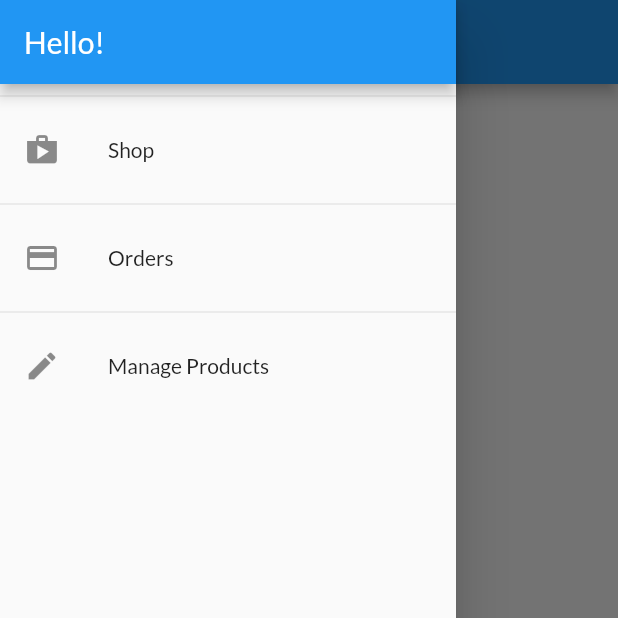
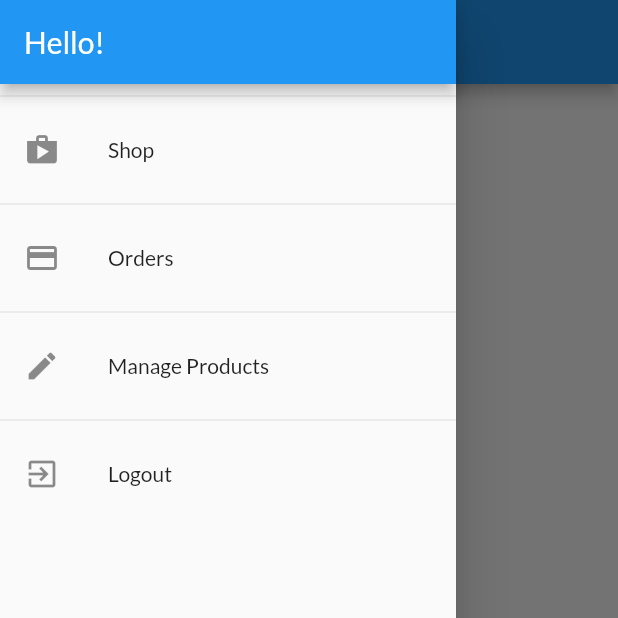
Before and after one commit to faithcredit/flutter_complete_shop, a Flutter app: the OrdersScreen screen opened by its route, with the side drawer open, on a phone screen of 412 x 824 dp, the top half of it. Run offline on Flutter 3.47's test engine with Material 2 defaults, Android fonts, the phone set to English and light mode, and no system bars; network calls fail.

Commit message:
Adding a Logout Functionality

```diff
--- a/lib/providers/orders.dart
+++ b/lib/providers/orders.dart
@@ -21,8 +21,8 @@ class OrderItem {
 
 class Orders with ChangeNotifier {
   List<OrderItem> _orders = [];
-  final String authToken;
- final String userId;
+  final String? authToken;
+ final String? userId;
   Orders(this.authToken,this.userId, this._orders);
 
   List<OrderItem> get orders {
@@ -61,7 +61,7 @@ class Orders with ChangeNotifier {
     notifyListeners();
   }
 
-  Future<void> addOrder(List<CartItem> cartProducts, double total) async {
+  Future<void> addOrder(List<CartItem> cartProducts, double? total) async {
     final url =
         Uri.parse('https://flutter-update-d4823-default-rtdb.asia-southeast1.firebasedatabase.app/orders/$userId.json?auth=$authToken');
     final timestamp = DateTime.now();
--- a/lib/providers/product.dart
+++ b/lib/providers/product.dart
@@ -25,7 +25,7 @@ class Product with ChangeNotifier {
     notifyListeners();
   }
 
-  Future<void> toggleFavoriteStatus(String token, String userId) async {
+  Future<void> toggleFavoriteStatus(String? token, String? userId) async {
     final oldStatus = isFavorite;
     isFavorite = !isFavorite;
     notifyListeners();
--- a/lib/providers/products.dart
+++ b/lib/providers/products.dart
@@ -122,8 +122,8 @@ class Products with ChangeNotifier {
     ),
   ];
   // var _showFavoritesOnly = false;
-  final String authToken;
-  final String userId;
+  final String? authToken;
+  final String? userId;
   Products(this.authToken, this.userId, this._items);
 
   List<Product> get items {
@@ -137,7 +137,7 @@ class Products with ChangeNotifier {
     return _items.where((prodItem) => prodItem.isFavorite).toList();
   }
 
-  Product findById(String id) {
+  Product findById(String? id) {
     return _items.firstWhere((prod) => prod.id == id);
   }
 
@@ -217,7 +217,7 @@ class Products with ChangeNotifier {
     }
   }
 
-  Future<void> updateProduct(String id, Product newProduct) async {
+  Future<void> updateProduct(String? id, Product newProduct) async {
     final prodIndex = _items.indexWhere((prod) => prod.id == id);
     if (prodIndex >= 0) {
       final url = Uri.parse(
@@ -236,7 +236,7 @@ class Products with ChangeNotifier {
     }
   }
 
-  Future<void> deleteProduct(String id) async {
+  Future<void> deleteProduct(String? id) async {
     final url = Uri.parse(
         'https://flutter-update-d4823-default-rtdb.asia-southeast1.firebasedatabase.app/products/$id.json?auth=$authToken');
     final existingProductIndex = _items.indexWhere((prod) => prod.id == id);
--- a/lib/screens/orders_screen.dart
+++ b/lib/screens/orders_screen.dart
@@ -31,19 +31,19 @@ class _OrdersScreenState extends State<OrdersScreen> {
     // final orderData = Provider.of<Orders>(context);
     return Scaffold(
       appBar: AppBar(
-        title: Text('Your Orders'),
+        title:const Text('Your Orders'),
       ),
       drawer: AppDrawer(),
       body: FutureBuilder(
         future: _ordersFuture,
         builder: (ctx, dataSnapshot) {
           if (dataSnapshot.connectionState == ConnectionState.waiting) {
-            return Center(child: CircularProgressIndicator());
+            return const Center(child: CircularProgressIndicator());
           } else {
             if (dataSnapshot.error != null) {
               // ...
               // Do error handling stuff
-              return Center(
+              return const Center(
                 child: Text('An error occurred!'),
               );
             } else {
--- a/lib/screens/product_detail_screen.dart
+++ b/lib/screens/product_detail_screen.dart
@@ -13,7 +13,7 @@ class ProductDetailScreen extends StatelessWidget {
   @override
   Widget build(BuildContext context) {
     final productId =
-        ModalRoute.of(context)!.settings.arguments as String; // is the id!
+        ModalRoute.of(context)!.settings.arguments as String?; // is the id!
     final loadedProduct = Provider.of<Products>(
       context,
       listen: false,
--- a/lib/widgets/app_drawer.dart
+++ b/lib/widgets/app_drawer.dart
@@ -1,8 +1,8 @@
 import 'package:flutter/material.dart';
-
+import 'package:provider/provider.dart';
 import '../screens/orders_screen.dart';
 import '../screens/user_products_screen.dart';
-
+import '../providers/auth.dart';
 class AppDrawer extends StatelessWidget {
   @override
   Widget build(BuildContext context) {
@@ -30,13 +30,24 @@ class AppDrawer extends StatelessWidget {
                   .pushReplacementNamed(OrdersScreen.routeName);
             },
           ),
-          Divider(),
+         const Divider(),
           ListTile(
-            leading: Icon(Icons.edit),
-            title: Text('Manage Products'),
+            leading: const Icon(Icons.edit),
+            title: const Text('Manage Products'),
             onTap: () {
               Navigator.of(context)
                   .pushReplacementNamed(UserProductsScreen.routeName);
+            },
+          ),
+         const  Divider(),
+          ListTile(
+            leading:const Icon(Icons.exit_to_app),
+            title: const Text('Logout'),
+            onTap: () {
+              Navigator.of(context).pop();
+              // Navigator.of(context)
+              //     .pushReplacementNamed(UserProductsScreen.routeName);
+              Provider.of<Auth>(context, listen: false).logout();
             },
           ),
         ],
--- a/lib/widgets/order_item.dart
+++ b/lib/widgets/order_item.dart
@@ -20,7 +20,7 @@ class _OrderItemState extends State<OrderItem> {
   @override
   Widget build(BuildContext context) {
     return Card(
-      margin: EdgeInsets.all(10),
+      margin:const EdgeInsets.all(10),
       child: Column(
         children: <Widget>[
           ListTile(
--- a/lib/widgets/product_item.dart
+++ b/lib/widgets/product_item.dart
@@ -43,8 +43,7 @@ class ProductItem extends StatelessWidget {
               ),
               color: Colors.deepOrange,
               onPressed: () {
-                product.toggleFavoriteStatus(
-                    authData.token as String, authData.userId as String);
+                product.toggleFavoriteStatus(authData.token, authData.userId);
               },
             ),
           ),
--- a/lib/widgets/products_grid.dart
+++ b/lib/widgets/products_grid.dart
@@ -25,7 +25,7 @@ class ProductsGrid extends StatelessWidget {
                 // products[i].imageUrl,
                 ),
           ),
-      gridDelegate: SliverGridDelegateWithFixedCrossAxisCount(
+      gridDelegate: const SliverGridDelegateWithFixedCrossAxisCount(
         crossAxisCount: 2,
         childAspectRatio: 3 / 2,
         crossAxisSpacing: 10,
```
Also changed, not shown: lib/main.dart (+4 -4 lines), lib/providers/auth.dart (+10 -3 lines), lib/providers/cart.dart (+5 -5 lines), lib/screens/auth_screen.dart (+17 -16 lines), lib/screens/cart_screen.dart (+6 -6 lines), lib/screens/edit_product_screen.dart (+16 -15 lines), lib/screens/products_overview_screen.dart (+9 -9 lines), lib/widgets/cart_item.dart (+11 -10 lines), lib/widgets/user_product_item.dart (+4 -4 lines).
